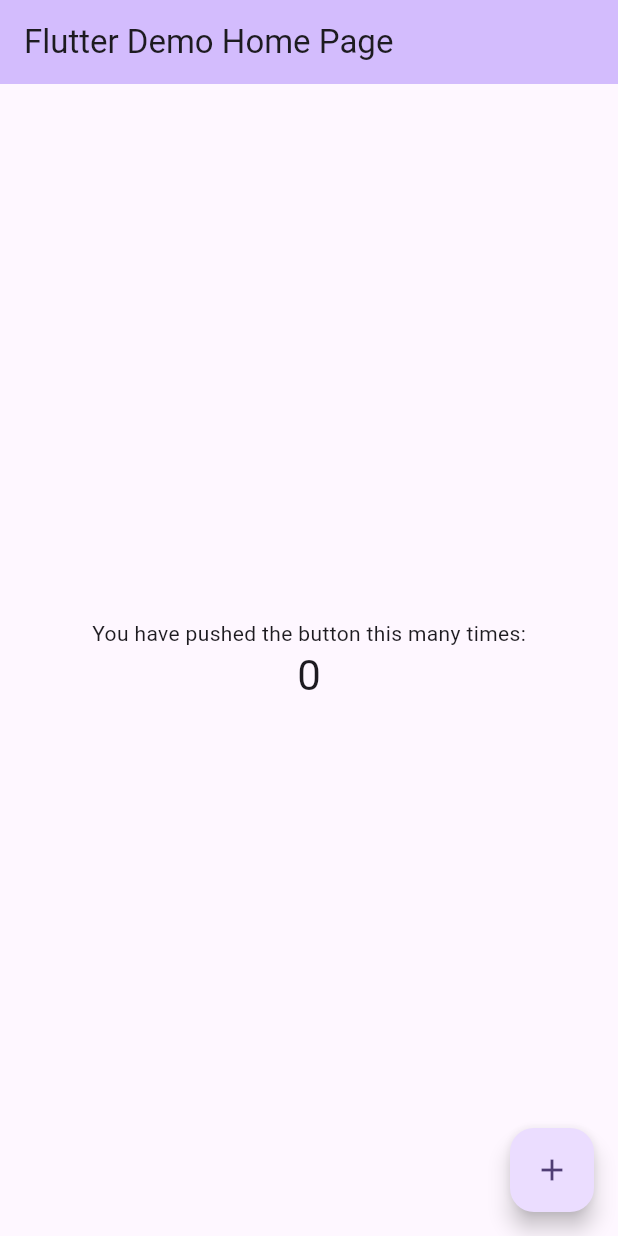
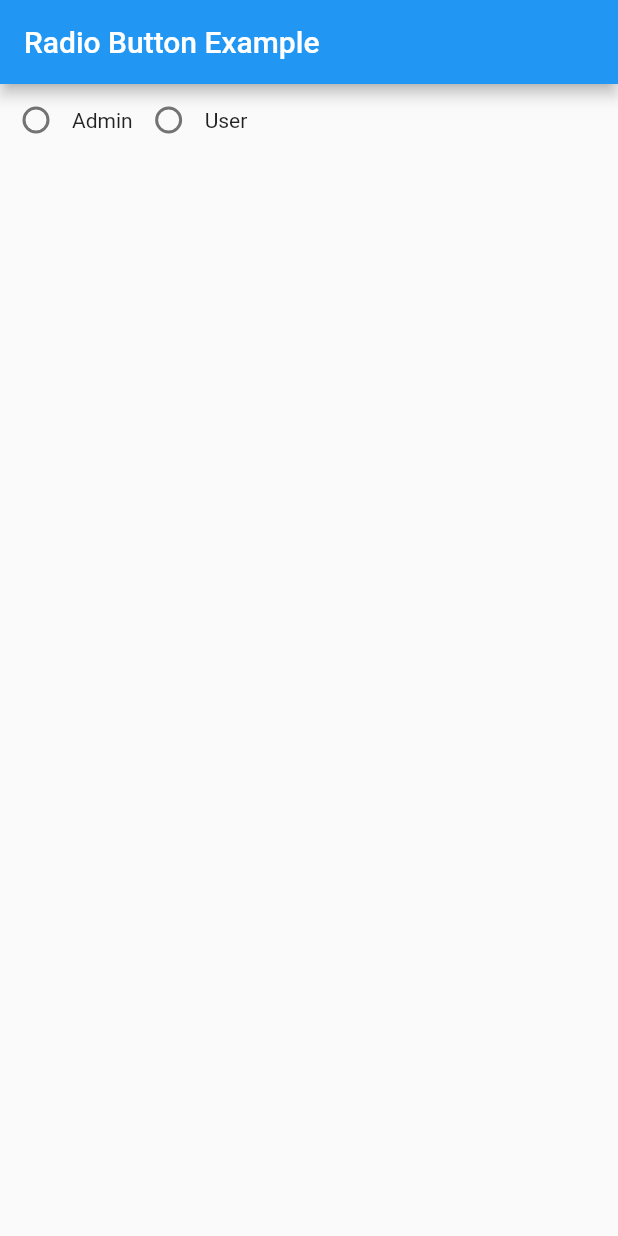
Before and after one commit to jordannanyan/flutter_Jordan-Setiawan-Nanyan, a Flutter app: the screen it shows after launch, on a phone screen of 412 x 824 dp. Run offline on Flutter 3.47's test engine with Material 2 defaults, Android fonts, the phone set to English and light mode, and no system bars.

Commit message:
Jawaban Soal Platform Widget

```diff
--- a/Minggu 3/8. Soal Introduction Flutter and Flutter widget/praktikum/project_pertama/lib/main.dart
+++ b/Minggu 3/8. Soal Introduction Flutter and Flutter widget/praktikum/project_pertama/lib/main.dart
@@ -1,125 +1,51 @@
 import 'package:flutter/material.dart';
 
 void main() {
-  runApp(const MyApp());
+  runApp(MyApp());
 }
 
 class MyApp extends StatelessWidget {
-  const MyApp({super.key});
-
-  // This widget is the root of your application.
   @override
   Widget build(BuildContext context) {
     return MaterialApp(
-      title: 'Flutter Demo',
-      theme: ThemeData(
-        // This is the theme of your application.
-        //
-        // TRY THIS: Try running your application with "flutter run". You'll see
-        // the application has a blue toolbar. Then, without quitting the app,
-        // try changing the seedColor in the colorScheme below to Colors.green
-        // and then invoke "hot reload" (save your changes or press the "hot
-        // reload" button in a Flutter-supported IDE, or press "r" if you used
-        // the command line to start the app).
-        //
-        // Notice that the counter didn't reset back to zero; the application
-        // state is not lost during the reload. To reset the state, use hot
-        // restart instead.
-        //
-        // This works for code too, not just values: Most code changes can be
-        // tested with just a hot reload.
-        colorScheme: ColorScheme.fromSeed(seedColor: Colors.deepPurple),
-        useMaterial3: true,
-      ),
-      home: const MyHomePage(title: 'Flutter Demo Home Page'),
+      home: MyRadioPage(),
     );
   }
 }
 
-class MyHomePage extends StatefulWidget {
-  const MyHomePage({super.key, required this.title});
-
-  // This widget is the home page of your application. It is stateful, meaning
-  // that it has a State object (defined below) that contains fields that affect
-  // how it looks.
-
-  // This class is the configuration for the state. It holds the values (in this
-  // case the title) provided by the parent (in this case the App widget) and
-  // used by the build method of the State. Fields in a Widget subclass are
-  // always marked "final".
-
-  final String title;
-
+class MyRadioPage extends StatefulWidget {
   @override
-  State<MyHomePage> createState() => _MyHomePageState();
+  _MyRadioPageState createState() => _MyRadioPageState();
 }
 
-class _MyHomePageState extends State<MyHomePage> {
-  int _counter = 0;
-
-  void _incrementCounter() {
-    setState(() {
-      // This call to setState tells the Flutter framework that something has
-      // changed in this State, which causes it to rerun the build method below
-      // so that the display can reflect the updated values. If we changed
-      // _counter without calling setState(), then the build method would not be
-      // called again, and so nothing would appear to happen.
-      _counter++;
-    });
-  }
+class _MyRadioPageState extends State<MyRadioPage> {
+  List<String> options = ["Admin", "User"];
+  String selectedValue = ""; // To store the selected radio value
 
   @override
   Widget build(BuildContext context) {
-    // This method is rerun every time setState is called, for instance as done
-    // by the _incrementCounter method above.
-    //
-    // The Flutter framework has been optimized to make rerunning build methods
-    // fast, so that you can just rebuild anything that needs updating rather
-    // than having to individually change instances of widgets.
     return Scaffold(
       appBar: AppBar(
-        // TRY THIS: Try changing the color here to a specific color (to
-        // Colors.amber, perhaps?) and trigger a hot reload to see the AppBar
-        // change color while the other colors stay the same.
-        backgroundColor: Theme.of(context).colorScheme.inversePrimary,
-        // Here we take the value from the MyHomePage object that was created by
-        // the App.build method, and use it to set our appbar title.
-        title: Text(widget.title),
+        title: Text("Radio Button Example"),
       ),
-      body: Center(
-        // Center is a layout widget. It takes a single child and positions it
-        // in the middle of the parent.
-        child: Column(
-          // Column is also a layout widget. It takes a list of children and
-          // arranges them vertically. By default, it sizes itself to fit its
-          // children horizontally, and tries to be as tall as its parent.
-          //
-          // Column has various properties to control how it sizes itself and
-          // how it positions its children. Here we use mainAxisAlignment to
-          // center the children vertically; the main axis here is the vertical
-          // axis because Columns are vertical (the cross axis would be
-          // horizontal).
-          //
-          // TRY THIS: Invoke "debug painting" (choose the "Toggle Debug Paint"
-          // action in the IDE, or press "p" in the console), to see the
-          // wireframe for each widget.
-          mainAxisAlignment: MainAxisAlignment.center,
-          children: <Widget>[
-            const Text(
-              'You have pushed the button this many times:',
-            ),
-            Text(
-              '$_counter',
-              style: Theme.of(context).textTheme.headlineMedium,
-            ),
-          ],
-        ),
+      body: Row(
+        children: options.map((option) {
+          return Row(
+            children: <Widget>[
+              Radio(
+                value: option,
+                groupValue: selectedValue,
+                onChanged: (newValue) {
+                  setState(() {
+                    selectedValue = newValue ?? ""; // Update the selected value
+                  });
+                },
+              ),
+              Text(option),
+            ],
+          );
+        }).toList(),
       ),
-      floatingActionButton: FloatingActionButton(
-        onPressed: _incrementCounter,
-        tooltip: 'Increment',
-        child: const Icon(Icons.add),
-      ), // This trailing comma makes auto-formatting nicer for build methods.
     );
   }
 }
```
Also changed, not shown: Minggu 4/10. Soal Platform Widget & Layout/praktikum/flutter_application_platform_widget/analysis_options.yaml (added, +28 -0 lines), Minggu 4/10. Soal Platform Widget & Layout/praktikum/flutter_application_platform_widget/lib/main.dart (added, +266 -0 lines), Minggu 4/10. Soal Platform Widget & Layout/praktikum/flutter_application_platform_widget/pubspec.yaml (added, +90 -0 lines), Minggu 4/10. Soal Platform Widget & Layout/praktikum/flutter_application_platform_widget/pubspec.lock (added), 129 other files.
